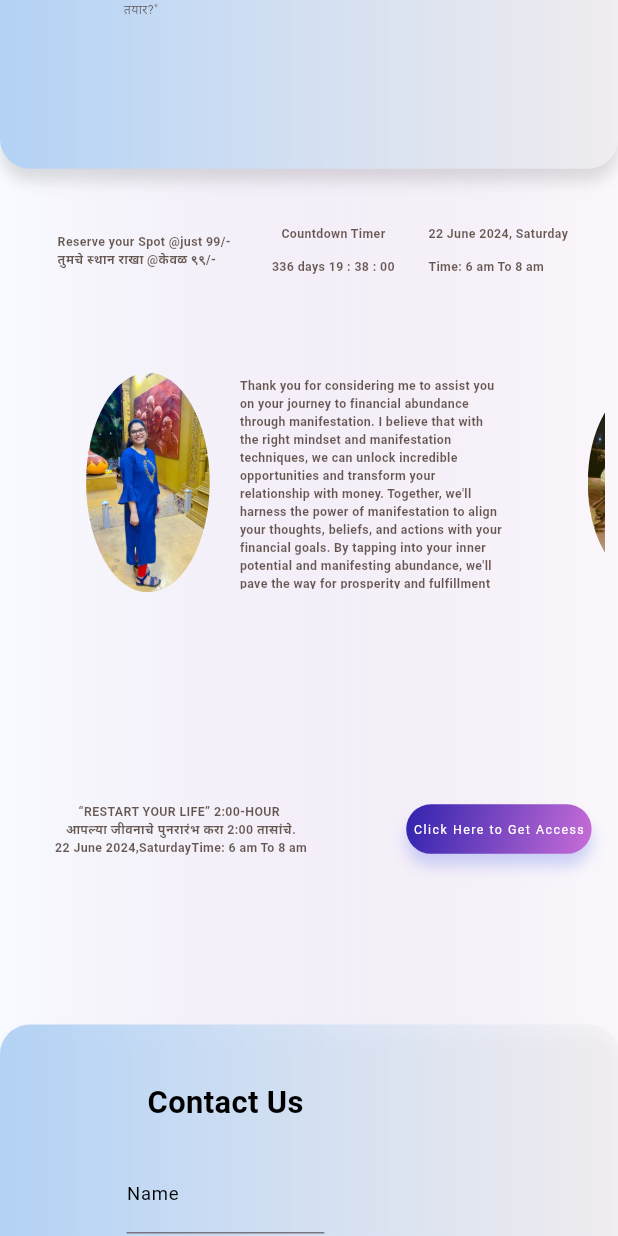
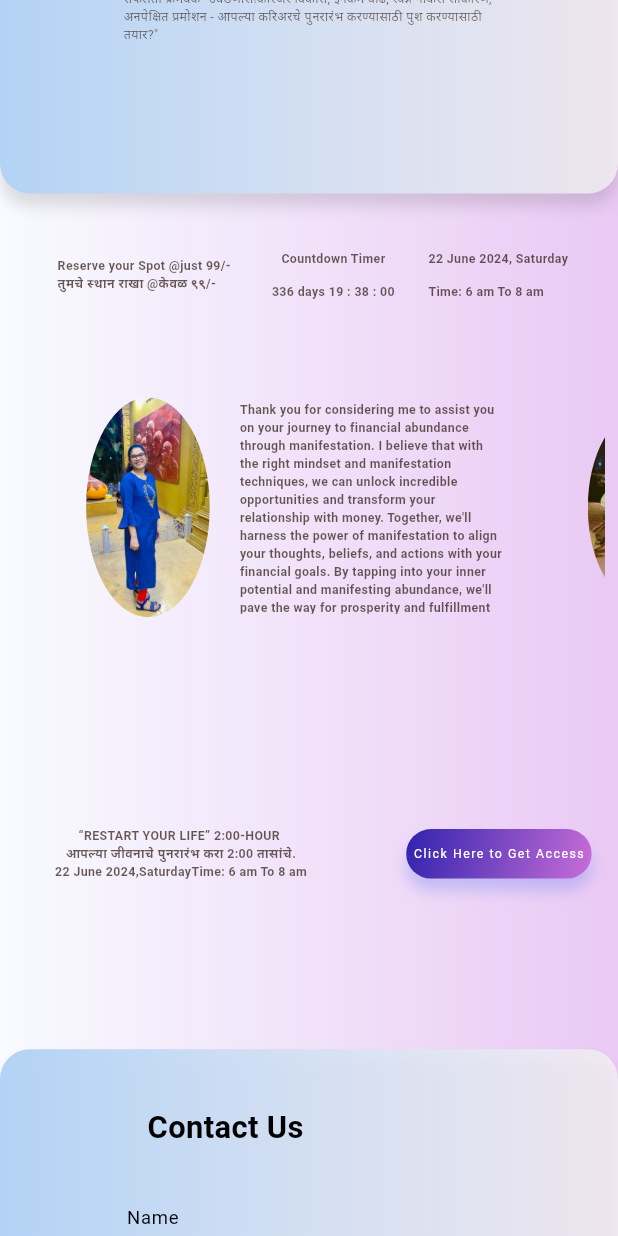
Before and after one commit to Suraj99900/Healling-Reanaissance, a Flutter app: the screen it shows after launch, scrolled down 1152 dp, after a tap on "Click Here to Get Access", on a phone screen of 412 x 824 dp. Run offline on Flutter 3.47's test engine with Material 3 defaults, Android fonts, the light colour scheme and no system bars; drawn by our look-alikes of carousel_slider, flutter_countdown_timer; our stand-ins replace chewie, cross_file, dio, file_picker, flutter_zoom_drawer, get and 6 more; missing offline and left inert: dart:js, dart_jsonwebtoken, flutter_file_downloader, new_flutter_icons; Roboto replaces fonts that are missing (Arsenal, Cairo).

Commit message:
added changes

```diff
--- a/lib/screen/UserScreen.dart
+++ b/lib/screen/UserScreen.dart
@@ -28,14 +28,14 @@ class _UserScreenState extends State<UserScreen> {
     UserHomeController userHomeController = UserHomeController();
 
     return Scaffold(
-      backgroundColor: Colors.transparent,
+      backgroundColor: Color.fromARGB(40, 0, 0, 0),
       body: SingleChildScrollView(
         child: Container(
           decoration: const BoxDecoration(
             gradient: LinearGradient(
               colors: [
                 Color(0xFFF8FBFF),
-                Color.fromARGB(35, 223, 201, 230),
+                Color.fromARGB(255, 234, 201, 244),
               ],
             ),
           ),
@@ -45,6 +45,7 @@ class _UserScreenState extends State<UserScreen> {
               mainAxisAlignment: MainAxisAlignment.start,
               crossAxisAlignment: CrossAxisAlignment.start,
               children: [
+                SizedBox(height: dHeight * 0.02),
                 NavBar(),
                 SizedBox(height: dHeight * 0.1),
                 dWidth > 950
@@ -344,7 +345,7 @@ class _UserScreenState extends State<UserScreen> {
                             ),
                             child: GestureDetector(
                               onTap: () async {
-                                launchUrlInNewTab(
+                                LaunchURL(
                                     "https://rzp.io/i/KNhuciEeUM");
                               },
                               child: Container(
@@ -484,7 +485,7 @@ class _UserScreenState extends State<UserScreen> {
                           // ),
                           InkWell(
                             onTap: () => {
-                              launchUrlInNewTab('https://rzp.io/i/KNhuciEeUM'),
+                              LaunchURL('https://rzp.io/i/KNhuciEeUM'),
                             },
                             child: Container(
                               margin: EdgeInsets.only(left: 20),
@@ -890,13 +891,12 @@ class _UserScreenState extends State<UserScreen> {
                               ),
                             ),
                             SizedBox(
-                             width: dWidth > 850 ? dWidth * 0.5 : dWidth * 0.3,
+                             width: dWidth > 850 ? dWidth * 0.5 : dWidth * 0.1,
                             ),
                             Row(
                               children: <Widget>[
                                 Container(
                                   height: 60,
-
                                 ),
                                 Text(
                                   "Healling Reanaissance",
--- a/lib/screen/commonfunction.dart
+++ b/lib/screen/commonfunction.dart
@@ -1,8 +1,7 @@
 import 'package:url_launcher/url_launcher.dart';
 import 'package:wellness_app/http/http_service.dart';
 import 'package:wellness_app/modal/CategoryModal.dart';
-import 'package:wellness_app/screen/categoryTable.dart';
-import 'dart:js' as js;
+
 
 String limitWords(String text, int wordLimit) {
   List<String> words = text.split(' ');
@@ -38,6 +37,12 @@ Future<List<VideoCategory>> fetchCategoryData() async {
   }
 }
 
-void launchUrlInNewTab(String url) {
-  js.context.callMethod('open', [url, '_blank']);
+Future<void> LaunchURL(sURL) async {
+  final Uri url = Uri.parse(sURL);
+  if (!await launchUrl(
+    url,
+    mode: LaunchMode.externalApplication,
+  )) {
+    throw Exception('Could not launch $sURL');
+  }
 }
--- a/lib/widgets/Search.dart
+++ b/lib/widgets/Search.dart
@@ -37,7 +37,7 @@ class Search extends StatelessWidget {
                         hintText: 'Your Email Address'),
                   )),
               Expanded(
-                flex: 2,
+                flex: 4,
                 child: SendBtn(),
               )
             ],
--- a/lib/widgets/navbar.dart
+++ b/lib/widgets/navbar.dart
@@ -4,6 +4,8 @@ import 'package:google_fonts/google_fonts.dart';
 import 'package:wellness_app/SharedPreferencesHelper.dart';
 import 'package:wellness_app/route/route.dart';
 import 'package:wellness_app/utils/responsiveLayout.dart';
+
+import '../screen/commonfunction.dart';
 
 class NavBar extends StatefulWidget {
   @override
@@ -68,7 +70,7 @@ class _NavBarState extends State<NavBar> {
                 "Healing Renaissance",
                 style: GoogleFonts.cairo(
                   textStyle: TextStyle(
-                    fontSize: dWidth >= 850 ? dWidth * 0.01 : dWidth * 0.025,
+                    fontSize: dWidth >= 850 ? dWidth * 0.01 : dWidth * 0.02,
                     color: Color.fromARGB(173, 34, 13, 2),
                     fontWeight: FontWeight.bold,
                   ),
@@ -87,7 +89,7 @@ class _NavBarState extends State<NavBar> {
                   "Home",
                   style: GoogleFonts.cairo(
                     textStyle: TextStyle(
-                      fontSize: dWidth >= 850 ? dWidth * 0.01 : dWidth * 0.025,
+                      fontSize: dWidth >= 850 ? dWidth * 0.01 : dWidth * 0.02,
                       color: Color.fromARGB(173, 34, 13, 2),
                       fontWeight: FontWeight.bold,
                     ),
@@ -105,7 +107,7 @@ class _NavBarState extends State<NavBar> {
                   "Category",
                   style: GoogleFonts.cairo(
                     textStyle: TextStyle(
-                      fontSize: dWidth >= 850 ? dWidth * 0.01 : dWidth * 0.025,
+                      fontSize: dWidth >= 850 ? dWidth * 0.01 : dWidth * 0.02,
                       color: Color.fromARGB(173, 34, 13, 2),
                       fontWeight: FontWeight.bold,
                     ),
@@ -117,13 +119,14 @@ class _NavBarState extends State<NavBar> {
               ),
               InkWell(
                 onTap: () => {
-                  Get.toNamed(AppRoutes.zoom),
+                  // Get.toNamed(AppRoutes.zoom),
+                  LaunchURL("http://lifehealerkavita.com/"),
                 },
                 child: Text(
                   "About",
                   style: GoogleFonts.cairo(
                     textStyle: TextStyle(
-                      fontSize: dWidth >= 850 ? dWidth * 0.01 : dWidth * 0.025,
+                      fontSize: dWidth >= 850 ? dWidth * 0.01 : dWidth * 0.02,
                       color: Color.fromARGB(173, 34, 13, 2),
                       fontWeight: FontWeight.bold,
                     ),
@@ -170,7 +173,7 @@ class _NavBarState extends State<NavBar> {
                                     color: Colors.white,
                                     fontSize: dWidth >= 850
                                         ? dWidth * 0.01
-                                        : dWidth * 0.02,
+                                        : dWidth * 0.017,
                                     letterSpacing: 1,
                                   ),
                                 ),
@@ -216,7 +219,7 @@ class _NavBarState extends State<NavBar> {
                                     color: Colors.white,
                                     fontSize: dWidth >= 850
                                         ? dWidth * 0.01
-                                        : dWidth * 0.02,
+                                        : dWidth * 0.017,
                                     letterSpacing: 1,
                                   ),
                                 ),
@@ -228,7 +231,7 @@ class _NavBarState extends State<NavBar> {
                     )
                   : InkWell(
                       onTap: () => {
-                        Get.toNamed(AppRoutes.dashBoard),
+                        Get.toNamed(AppRoutes.zoom),
                       },
                       child: Container(
                         margin: EdgeInsets.only(
--- a/lib/widgets/sendbtn.dart
+++ b/lib/widgets/sendbtn.dart
@@ -1,9 +1,11 @@
 
 import 'package:flutter/material.dart';
+import 'package:get/get.dart';
 
 import '../utils/responsiveLayout.dart';
 
 class SendBtn extends StatelessWidget {
+
   @override
   Widget build(BuildContext context) {
     return InkWell(
@@ -44,16 +46,12 @@ class SendBtn extends StatelessWidget {
                         ? 4
                         : ResponsiveLayout.isMediumScreen(context) ? 6 : 8,
                   ),
-                  Image.network(
-                    "assets/images/sent.png",
-                    color: Colors.white,
-                    width: ResponsiveLayout.isSmallScreen(context)
-                        ? 10
-                        : ResponsiveLayout.isMediumScreen(context) ? 12 : 20,
-                    height: ResponsiveLayout.isSmallScreen(context)
-                        ? 12
-                        : ResponsiveLayout.isMediumScreen(context) ? 12 : 20,
-                  )
+                  // Image.network(
+                  //   "assets/images/sent.png",
+                  //   color: Colors.white,
+                  //   width:Get.width >=850 ? Get.width * 0.1 : Get.width * 0.05 ,
+                  //   height: Get.width >=850 ? Get.width * 0.1 : Get.width * 0.05,
+                  // )
                 ],
               ),
             ),
```
Also changed, not shown: lib/gen/assets.gen.dart (added, +114 -0 lines), lib/gen/fonts.gen.dart (added, +36 -0 lines), lib/http/http_service.dart (+18 -10 lines), lib/utils/http_service_mobile.dart (added, +8 -0 lines), lib/utils/http_service_web.dart (added, +7 -0 lines).
